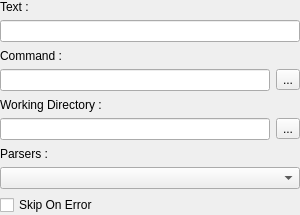
This is v2/branches/dev/monkey/src/consolemanager/CommandEditor.ui in testmana2/mks as Qt 5 draws it before an edit. The edited form follows.
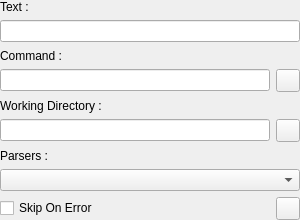
This is the edited form. Icons and pictures are not drawn. Custom widgets are drawn as their Qt base class.

Commit message: Add help button for variables description.

The edit to the form file:
```diff
--- a/v2/branches/dev/monkey/src/consolemanager/CommandEditor.ui
+++ b/v2/branches/dev/monkey/src/consolemanager/CommandEditor.ui
@@ -7,15 +7,9 @@
     <x>0</x>
     <y>0</y>
     <width>300</width>
-    <height>215</height>
+    <height>220</height>
    </rect>
   </property>
-  <property name="sizePolicy">
-   <sizepolicy hsizetype="Preferred" vsizetype="Maximum">
-    <horstretch>0</horstretch>
-    <verstretch>0</verstretch>
-   </sizepolicy>
-  </property>
   <layout class="QGridLayout" name="gridLayout">
    <property name="margin">
     <number>0</number>
@@ -54,9 +48,6 @@
    </item>
    <item row="3" column="1">
     <widget class="QToolButton" name="tbCommand">
-     <property name="text">
-      <string>...</string>
-     </property>
      <property name="icon">
       <iconset resource="../resources/resources.qrc">
        <normaloff>:/tools/icons/tools/file.png</normaloff>:/tools/icons/tools/file.png</iconset>
@@ -81,9 +72,6 @@
    </item>
    <item row="5" column="1">
     <widget class="QToolButton" name="tbWorkDir">
-     <property name="text">
-      <string>...</string>
-     </property>
      <property name="icon">
       <iconset resource="../resources/resources.qrc">
        <normaloff>:/tools/icons/tools/icon.png</normaloff>:/tools/icons/tools/icon.png</iconset>
@@ -106,7 +94,7 @@
    <item row="7" column="0" colspan="2">
     <widget class="pCheckComboBox" name="ccParsers"/>
    </item>
-   <item row="8" column="0" colspan="2">
+   <item row="8" column="0">
     <widget class="QCheckBox" name="cbSkipOnError">
      <property name="sizePolicy">
       <sizepolicy hsizetype="Expanding" vsizetype="Fixed">
@@ -119,6 +107,14 @@
      </property>
     </widget>
    </item>
+   <item row="8" column="1">
+    <widget class="QToolButton" name="tbHelp">
+     <property name="icon">
+      <iconset resource="../resources/resources.qrc">
+       <normaloff>:/tools/icons/tools/help.png</normaloff>:/tools/icons/tools/help.png</iconset>
+     </property>
+    </widget>
+   </item>
   </layout>
  </widget>
  <customwidgets>
```
The commit also changes 2 other files.
